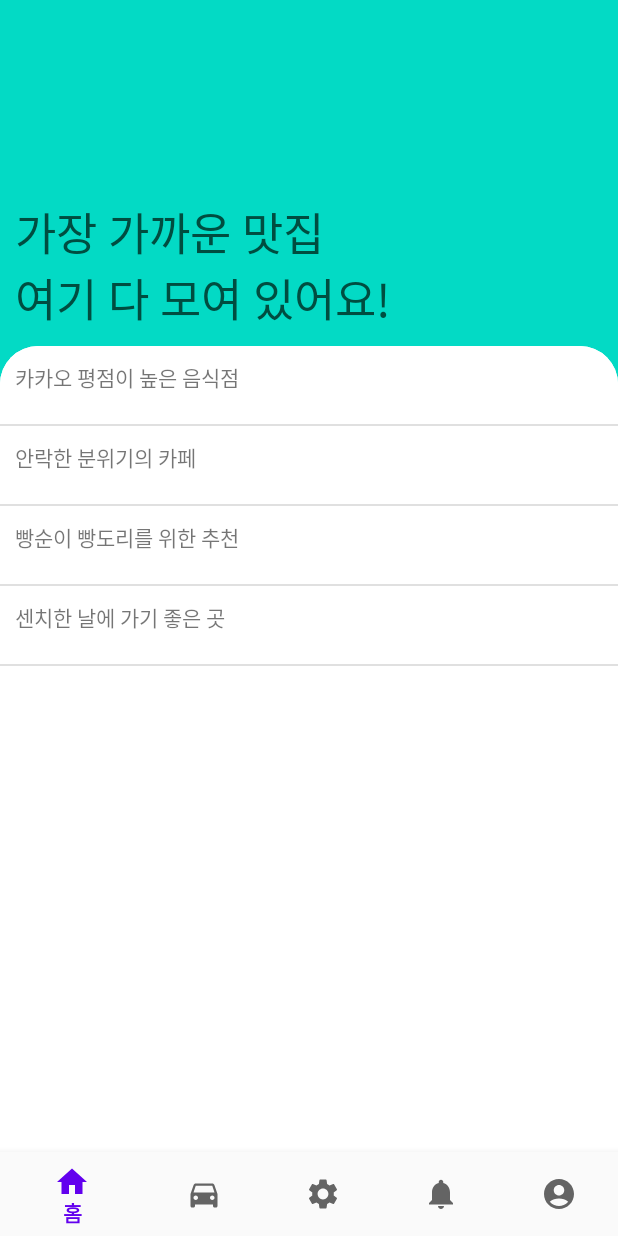
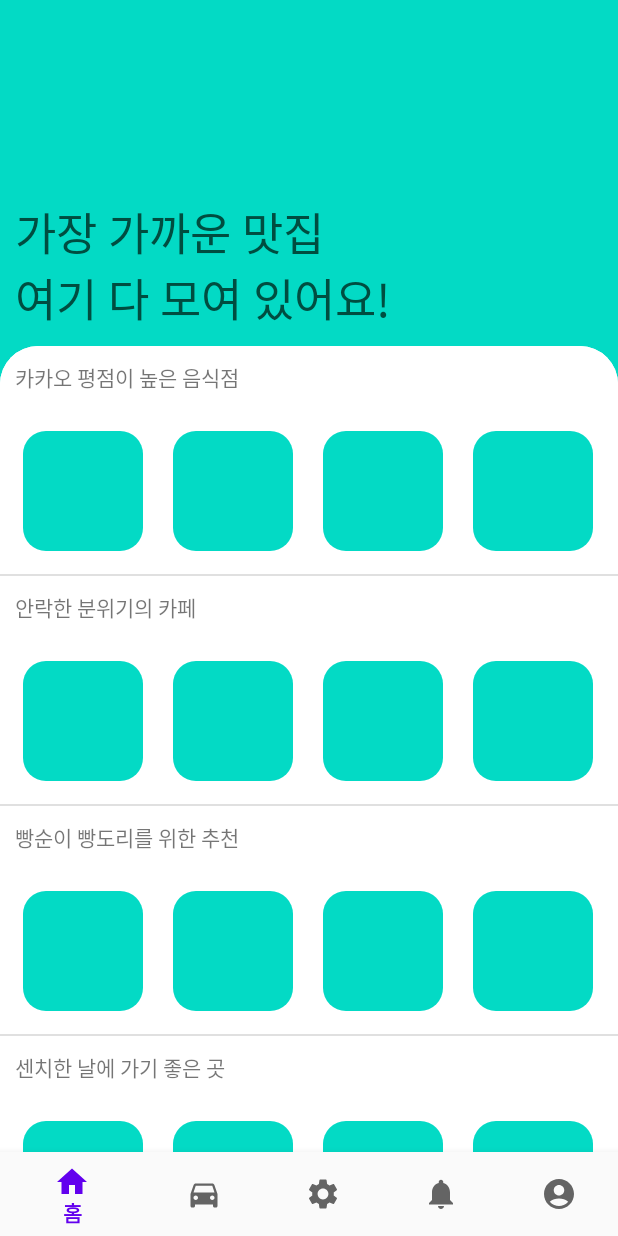
Before and after one commit to chaeyeonss/app-for-passengers-in-Level-5-self-driving-cars, an Android app: the screen it shows after launch (MainActivity), on a phone screen of 412 x 824 dp. Run offline under Robolectric (Android 15) with nearby library versions, the phone set to English and light mode, and no system bars; our stand-ins replace navigation-ui.

Commit message:
12/07 오후 11:46 홈 페이지 카드 리스트 레이아웃 제작 todo: 모든 섹션의 카드가 같은 리스트로 입력된다. 각각 다른 카드 종류가 입력되려면 어떻게 해야 하지?

```diff
--- a/app/src/main/java/com/example/dscmobile/ui/home/CardAdapter.java
+++ b/app/src/main/java/com/example/dscmobile/ui/home/CardAdapter.java
@@ -1,37 +1,57 @@
 package com.example.dscmobile.ui.home;
 
-import android.content.Context;
 import android.view.LayoutInflater;
 import android.view.View;
 import android.view.ViewGroup;
+import android.widget.TextView;
 
 import androidx.annotation.NonNull;
 import androidx.recyclerview.widget.RecyclerView;
 
 import com.example.dscmobile.R;
 
-public class CardAdapter extends RecyclerView.Adapter<MyViewHolder> {
-    Context context;
-    String[] cards;
+public class CardAdapter extends RecyclerView.Adapter<CardAdapter.ViewHolder> {
+    private String[] cardDataSet;
 
-    public CardAdapter(String[] cards) {
-        this.cards = cards;
+    public static class ViewHolder extends RecyclerView.ViewHolder{
+        private final TextView cardContent;
+
+        public ViewHolder(@NonNull View itemView) {
+            super(itemView);
+            cardContent = (TextView) itemView.findViewById(R.id.cardContentTextView);
+        }
+
+        public TextView getCardContent(){
+            return cardContent;
+        }
     }
 
-    @NonNull
-    @Override
-    public MyViewHolder onCreateViewHolder(@NonNull ViewGroup parent, int viewType) {
-        View view = LayoutInflater.from(context).inflate(R.layout.view_home_card, parent, false);
-        return new MyViewHolder(view);
+    public CardAdapter(int index) {
+        switch (index){
+            case 0: cardDataSet = new String[]{"","","","","",""};
+            case 1: cardDataSet = new String[]{"","","","","",""};
+            case 2: cardDataSet = new String[]{"","","","","","","","",""};
+            case 3: cardDataSet = new String[]{"","","","","","",""};
+            case 4: cardDataSet = new String[]{"","","",""};
+            //default: cardDataSet = new String[]{"카드1","카드2","카드3","카드4","카드5","카드6"};
+        }
     }
 
     @Override
-    public void onBindViewHolder(@NonNull MyViewHolder holder, int position) {
-        holder.cardContent.setText(cards[position]);
+    public ViewHolder onCreateViewHolder(ViewGroup parent, int viewType) {
+        View view = LayoutInflater.from(parent.getContext())
+                .inflate(R.layout.home_card_content_text,parent,false);
+
+        return new ViewHolder(view);
+    }
+
+    @Override
+    public void onBindViewHolder(ViewHolder holder, int position) {
+        holder.getCardContent().setText(cardDataSet[position]);
     }
 
     @Override
     public int getItemCount() {
-        return cards.length;
+        return cardDataSet.length;
     }
 }
--- a/app/src/main/java/com/example/dscmobile/ui/home/CardItem.java
+++ b/app/src/main/java/com/example/dscmobile/ui/home/CardItem.java
@@ -1,16 +1,9 @@
 package com.example.dscmobile.ui.home;
-
+/* 홈 페이지
+   테마별 추천 리스트 카드 내용
+ */
 public class CardItem {
-    private String sectionPhrase;
     private String[] cardContents;
-
-    public String getSectionPhrase() {
-        return sectionPhrase;
-    }
-
-    public void setSectionPhrase(String sectionPhrase) {
-        this.sectionPhrase = sectionPhrase;
-    }
 
     public String[] getCardContents() {
         return cardContents;
@@ -20,8 +13,7 @@ public class CardItem {
         this.cardContents = cardContents;
     }
 
-    public CardItem(String sectionPhrase, String[] cardContents) {
-        this.sectionPhrase = sectionPhrase;
+    public CardItem(String[] cardContents) {
         this.cardContents = cardContents;
     }
 }
--- a/app/src/main/java/com/example/dscmobile/ui/home/HomeAdapter.java
+++ b/app/src/main/java/com/example/dscmobile/ui/home/HomeAdapter.java
@@ -1,14 +1,15 @@
 package com.example.dscmobile.ui.home;
 
 import android.content.Context;
+import android.util.Log;
 import android.view.LayoutInflater;
 import android.view.View;
 import android.view.ViewGroup;
-import android.widget.BaseAdapter;
+import android.widget.ArrayAdapter;
 import android.widget.TextView;
 
 import androidx.annotation.NonNull;
-import androidx.cardview.widget.CardView;
+import androidx.annotation.Nullable;
 import androidx.recyclerview.widget.DefaultItemAnimator;
 import androidx.recyclerview.widget.LinearLayoutManager;
 import androidx.recyclerview.widget.RecyclerView;
@@ -17,51 +18,35 @@ import com.example.dscmobile.R;
 
 import java.util.ArrayList;
 
-public class HomeAdapter extends BaseAdapter {
+public class HomeAdapter extends ArrayAdapter {
+    Context context;
+    String[] phrases;
 
-    ArrayList<CardItem> items = new ArrayList<>();
-    Context context;
-
-    @Override
-    public int getCount() {
-        return items.size();
+    public HomeAdapter(Context context, String[] phrases) {
+        super(context, 0, phrases);
+        this.context = context;
+        this.phrases = phrases;
     }
 
     @Override
-    public Object getItem(int position) {
-        return items.get(position);
-    }
-
-    @Override
-    public long getItemId(int position) {
-        return position;
-    }
-
-    @Override
-    public View getView(int position, View convertView, ViewGroup parent) {
-        context = parent.getContext();
-        CardItem cardItem = items.get(position);
+    public View getView(int position, @Nullable View convertView, ViewGroup parent) {
+        final MyViewHolder viewHolder;
 
         if (convertView == null){
-            LayoutInflater inflater = (LayoutInflater) context.getSystemService(Context.LAYOUT_INFLATER_SERVICE);
-            convertView = inflater.inflate(R.layout.layout_home_card_row, parent, false);
+            LayoutInflater layoutInflater = LayoutInflater.from(parent.getContext());
+            convertView = layoutInflater.inflate(R.layout.layout_home_card_row, parent, false);
         }
 
-        TextView sectionPhraseText = convertView.findViewById(R.id.section_phrase);
-        sectionPhraseText.setText(cardItem.getSectionPhrase());
+        viewHolder = new MyViewHolder();
+        viewHolder.themePhrase = (TextView) convertView.findViewById(R.id.homeThemePhraseTextView);
+        viewHolder.cards = (RecyclerView) convertView.findViewById(R.id.homeCardRecyclerView);
 
-        RecyclerView cards = convertView.findViewById(R.id.home_card);
-        RecyclerView.LayoutManager layoutManager = new LinearLayoutManager(context, LinearLayoutManager.HORIZONTAL, false);
-        cards.setLayoutManager(layoutManager);
-        cards.scrollToPosition(0);
-        cards.setItemAnimator(new DefaultItemAnimator());
-        // 홈화면에 카드는 안 나오는 중 >>> todo!
+        viewHolder.themePhrase.setText(phrases[position]);
+        viewHolder.cards.setLayoutManager(new LinearLayoutManager(context, LinearLayoutManager.HORIZONTAL,false));
+
+        viewHolder.cards.setAdapter(new CardAdapter(position));
+        Log.e("홈 어댑터에서 얻는 position 값", position+"");
 
         return convertView;
     }
-
-    public void addItem(CardItem item){
-        items.add(item);
-    }
-
 }
--- a/app/src/main/java/com/example/dscmobile/ui/home/HomeFragment.java
+++ b/app/src/main/java/com/example/dscmobile/ui/home/HomeFragment.java
@@ -4,6 +4,7 @@ import android.os.Bundle;
 import android.view.LayoutInflater;
 import android.view.View;
 import android.view.ViewGroup;
+import android.widget.ListAdapter;
 import android.widget.ListView;
 import android.widget.TextView;
 import androidx.annotation.NonNull;
@@ -18,37 +19,34 @@ import com.example.dscmobile.MainActivity;
 import com.example.dscmobile.R;
 import com.example.dscmobile.databinding.FragmentHomeBinding;
 
+import java.lang.reflect.Array;
+import java.util.ArrayList;
+
 public class HomeFragment extends Fragment {
 
     private FragmentHomeBinding binding;
-    ListView cardListView;
-    RecyclerView cardsView;
-    HomeAdapter adapter;
-    CardAdapter cardAdapter;
 
-    String[] cardSample;
+    ArrayList<CardItem> cardItems;
+    ListView homeCardListView; // 홈 화면에 있는 추천 카드 섹션들
+    private static HomeAdapter adapter;
+
+    RecyclerView cardRecyclerView; // 섹션마다 있는 카드들
 
     public View onCreateView(@NonNull LayoutInflater inflater, ViewGroup container, Bundle savedInstanceState) {
         HomeViewModel homeViewModel = new ViewModelProvider(this, new ViewModelProvider.NewInstanceFactory()).get(HomeViewModel.class);
 
-        binding = FragmentHomeBinding.inflate(inflater, container, false);
-        View root = binding.getRoot();
+        View root = inflater.inflate(R.layout.fragment_home, container, false);
+        //View root = binding.getRoot();
 
-        cardListView = root.findViewById(R.id.card_list);
-        cardsView = root.findViewById(R.id.home_card);
-        adapter = new HomeAdapter();
-        cardSample = getResources().getStringArray(R.array.home_cards_row1);
+        cardItems = new ArrayList<>();
+        cardItems.add(new CardItem(new String[]{"카드1", "카드2"}));
+        cardItems.add(new CardItem(new String[]{"카드1", "카드2", "카드3", "카드4", "카드5"}));
+        cardItems.add(new CardItem(new String[]{"카드1", "카드2", "카드3", "카드4", "카드5", "카드6", "카드7"}));
+        cardItems.add(new CardItem(new String[]{"카드1", "카드2", "카드3"}));
 
-
-        adapter.addItem(new CardItem("카카오 평점이 높은 음식점", new String[]{"카드1", "카드2"}));
-        adapter.addItem(new CardItem("안락한 분위기의 카페", new String[]{"카드1", "카드2", "카드3", "카드4", "카드5"}));
-        adapter.addItem(new CardItem("빵순이 빵도리를 위한 추천", new String[]{"카드1", "카드2", "카드3", "카드4", "카드5", "카드6", "카드7"}));
-        adapter.addItem(new CardItem("센치한 날에 가기 좋은 곳", new String[]{"카드1", "카드2", "카드3"}));
-        cardListView.setAdapter(adapter);
-
-
-        final TextView textView = binding.textHome;
-        homeViewModel.getText().observe(getViewLifecycleOwner(), textView::setText);
+        homeCardListView = root.findViewById(R.id.homeCardListView);
+        adapter = new HomeAdapter(getContext(), getResources().getStringArray(R.array.home_card_phrases));
+        homeCardListView.setAdapter(adapter);
 
         return root;
     }
--- a/app/src/main/java/com/example/dscmobile/ui/home/MyViewHolder.java
+++ b/app/src/main/java/com/example/dscmobile/ui/home/MyViewHolder.java
@@ -8,11 +8,7 @@ import androidx.recyclerview.widget.RecyclerView;
 
 import com.example.dscmobile.R;
 
-public class MyViewHolder extends RecyclerView.ViewHolder {
-    TextView cardContent;
-
-    public MyViewHolder(@NonNull View itemView) {
-        super(itemView);
-        cardContent = itemView.findViewById(R.id.card_content);
-    }
+public class MyViewHolder {
+    TextView themePhrase;
+    RecyclerView cards;
 }
--- a/app/src/main/res/layout/fragment_home.xml
+++ b/app/src/main/res/layout/fragment_home.xml
@@ -9,28 +9,28 @@
     tools:context=".ui.home.HomeFragment">
 
     <TextView
-        android:id="@+id/text_home"
+        android:id="@+id/homeTextView"
         android:layout_width="wrap_content"
         android:layout_height="0dp"
-        android:text="가장 가까운 맛집\n여기 다 모여 있어요!"
+        android:text="@string/home_welcome_text"
         android:gravity="bottom"
         android:padding="10dp"
         android:textColor="#004D40"
         android:textSize="30sp"
         app:layout_constraintVertical_weight="0.3"
         app:layout_constraintTop_toTopOf="parent"
-        app:layout_constraintBottom_toTopOf="@id/card_list"
+        app:layout_constraintBottom_toTopOf="@id/homeCardListView"
         app:layout_constraintStart_toStartOf="parent" />
 
     <ListView
-        android:id="@+id/card_list"
+        android:id="@+id/homeCardListView"
         android:layout_width="match_parent"
         android:layout_height="0dp"
         android:background="@drawable/background_bg"
         app:layout_constraintBottom_toBottomOf="parent"
         app:layout_constraintEnd_toEndOf="parent"
         app:layout_constraintStart_toStartOf="parent"
-        app:layout_constraintTop_toBottomOf="@id/text_home"
+        app:layout_constraintTop_toBottomOf="@id/homeTextView"
         app:layout_constraintVertical_weight="0.7" />
 
 </androidx.constraintlayout.widget.ConstraintLayout>
--- /dev/null
+++ b/app/src/main/res/layout/home_card_content_text.xml
@@ -0,0 +1,22 @@
+<?xml version="1.0" encoding="utf-8"?>
+<FrameLayout xmlns:android="http://schemas.android.com/apk/res/android"
+    xmlns:app="http://schemas.android.com/apk/res-auto"
+    android:layout_width="80dp"
+    android:layout_height="80dp"
+    android:layout_margin="10dp"
+    android:background="@drawable/card_background_bg"
+    android:backgroundTint="@color/teal_200">
+
+    <TextView
+        android:id="@+id/cardContentTextView"
+        android:layout_width="wrap_content"
+        android:layout_height="wrap_content"
+        android:text="카드"
+        android:layout_gravity="center"
+        android:textSize="20sp"
+        android:textStyle="bold"
+        app:layout_constraintBottom_toBottomOf="parent"
+        app:layout_constraintEnd_toEndOf="parent"
+        app:layout_constraintStart_toStartOf="parent"
+        app:layout_constraintTop_toTopOf="parent" />
+</FrameLayout>
--- a/app/src/main/res/layout/layout_home_card_row.xml
+++ b/app/src/main/res/layout/layout_home_card_row.xml
@@ -5,13 +5,13 @@
     android:orientation="vertical"
     android:background="@drawable/background_bg">
     <TextView
-        android:id="@+id/section_phrase"
+        android:id="@+id/homeThemePhraseTextView"
         android:layout_width="match_parent"
         android:layout_height="wrap_content"
-        android:text="Section Phrase"
+        android:text="카드 테마 제목"
         android:padding="10dp"/>
     <androidx.recyclerview.widget.RecyclerView
-        android:id="@+id/home_card"
+        android:id="@+id/homeCardRecyclerView"
         android:layout_width="match_parent"
         android:layout_height="wrap_content"
         android:padding="5dp"/>
--- a/app/src/main/res/layout/view_home_card.xml
+++ /dev/null
@@ -1,27 +0,0 @@
-<?xml version="1.0" encoding="utf-8"?>
-<androidx.cardview.widget.CardView xmlns:android="http://schemas.android.com/apk/res/android"
-    xmlns:app="http://schemas.android.com/apk/res-auto"
-    android:layout_width="80dp"
-    android:layout_height="80dp"
-    android:layout_margin="10dp"
-    android:background="@drawable/card_background_bg"
-    android:backgroundTint="@color/teal_200">
-
-
-    <androidx.constraintlayout.widget.ConstraintLayout
-        android:layout_width="match_parent"
-        android:layout_height="match_parent">
-
-        <TextView
-            android:id="@+id/card_content"
-            android:layout_width="wrap_content"
-            android:layout_height="wrap_content"
-            android:text="카드"
-            android:textSize="20sp"
-            android:textStyle="bold"
-            app:layout_constraintBottom_toBottomOf="parent"
-            app:layout_constraintEnd_toEndOf="parent"
-            app:layout_constraintStart_toStartOf="parent"
-            app:layout_constraintTop_toTopOf="parent" />
-    </androidx.constraintlayout.widget.ConstraintLayout>
-</androidx.cardview.widget.CardView>
--- a/app/src/main/res/values/strings.xml
+++ b/app/src/main/res/values/strings.xml
@@ -5,13 +5,14 @@
     <string name="indoor_setting_tap">실내 설정</string>
     <string name="notifications_tap">알림</string>
     <string name="mypage_tap">내 정보</string>
+    <string name="home_welcome_text">가장 가까운 맛집\n여기 다 모여 있어요!</string>
 
-    <string-array name="home_cards_row1">
-        <item>카드1</item>
-        <item>카드2</item>
-        <item>카드3</item>
-        <item>카드4</item>
-        <item>카드5</item>
+    <string-array name="home_card_phrases">
+        <item>카카오 평점이 높은 음식점</item>
+        <item>안락한 분위기의 카페</item>
+        <item>빵순이 빵도리를 위한 추천</item>
+        <item>센치한 날에 가기 좋은 곳</item>
+        <item>깊은 생각에 빠지기 좋은 조용한 곳</item>
     </string-array>
 
 </resources>
```
